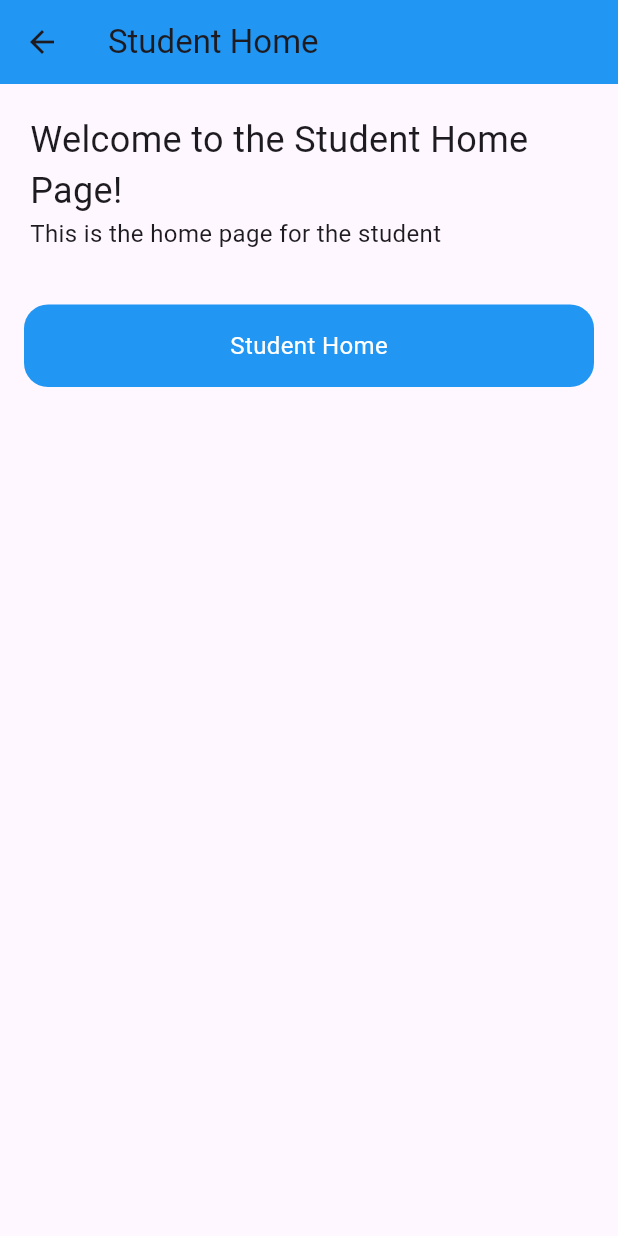
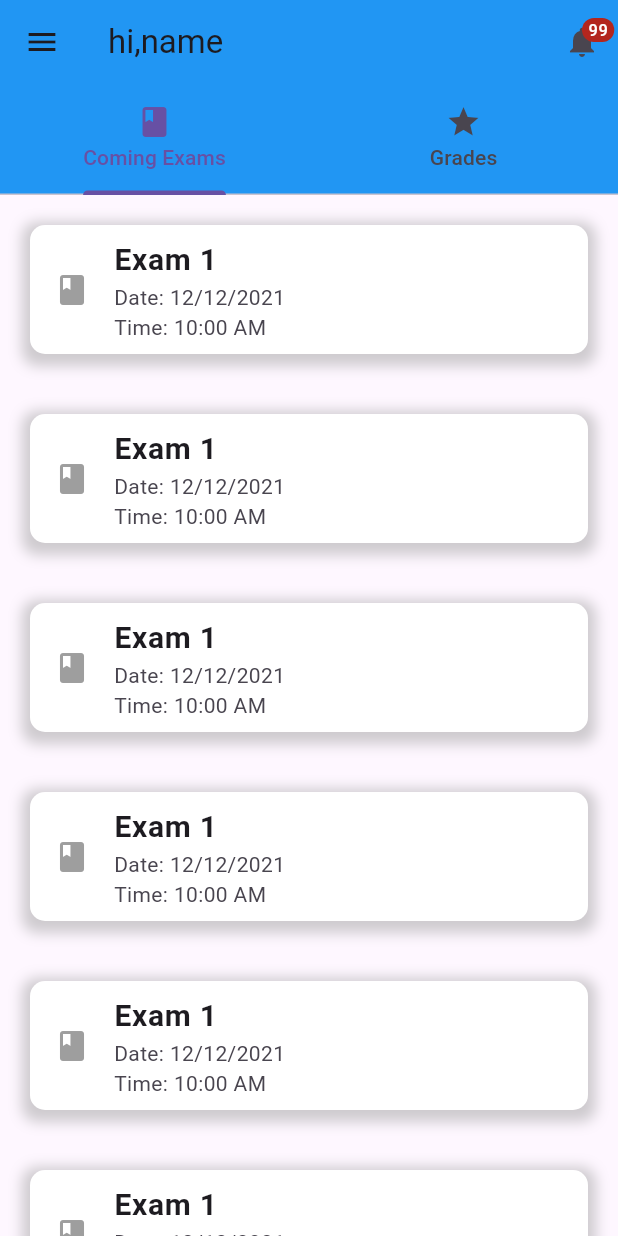
Before and after one commit to MohamedIsa/QuizApp, a Flutter app: the Studenthome screen opened by its route, on a phone screen of 412 x 824 dp. Run offline on Flutter 3.47's test engine with Material 3 defaults, Android fonts, the phone set to English and light mode, and no system bars; our stand-ins replace cloud_firestore, firebase_auth, firebase_core, flutter_spinkit, google_sign_in; accounts and stored records are empty; generated files the repository leaves out were written again.

Commit message:
create example of student home

```diff
--- a/lib/main.dart
+++ b/lib/main.dart
@@ -2,7 +2,7 @@ import 'package:firebase_core/firebase_core.dart';
 import 'package:flutter/material.dart';
 import 'package:project_444/pages/forgotpassword/forgot_v.dart';
 import 'package:project_444/pages/home/home_v.dart';
-import 'package:project_444/pages/studenthome/shome_v.dart';
+import 'package:project_444/pages/studenthome/studenthome.dart';
 import 'package:project_444/utils/loading.dart';
 import 'pages/adminhome/adminhomeV.dart';
 import 'firebase_options.dart';
@@ -25,7 +25,9 @@ void main() async {
       '/signup': (context) => SignUp(),
       '/forgotpassword': (context) => ForgotV(),
       '/completeProfile': (context) => Complete(),
-      '/dashboard': (context) => const Studenthome(),
+      '/dashboard': (context) => Studenthome(
+            name: 'name',
+          ),
       '/admindashboard': (context) => const Adminhome(),
     },
   ));
--- a/lib/pages/studenthome/shome_v.dart
+++ /dev/null
@@ -1,64 +0,0 @@
-import 'package:flutter/material.dart';
-
-class Studenthome extends StatelessWidget {
-  const Studenthome({super.key});
-
-  @override
-  Widget build(BuildContext context) {
-    return Scaffold(
-      appBar: AppBar(
-        title: const Text('Student Home'),
-        backgroundColor: Colors.blue,
-      ),
-      body: SingleChildScrollView(
-        child: Column(
-          children: [
-            Container(
-              padding: const EdgeInsets.all(20),
-              child: const Text.rich(
-                TextSpan(
-                  children: <TextSpan>[
-                    TextSpan(
-                      text: 'Welcome to the Student Home Page!\n',
-                      style: TextStyle(fontSize: 24),
-                    ),
-                    TextSpan(
-                      text: 'This is the home page for the student',
-                      style: TextStyle(fontSize: 16),
-                    ),
-                  ],
-                ),
-              ),
-            ),
-            Container(
-              margin: const EdgeInsets.all(16.0),
-              decoration: BoxDecoration(
-                borderRadius: BorderRadius.circular(16.0),
-                color: Colors.blue,
-              ),
-              child: Material(
-                color: Colors.transparent,
-                child: InkWell(
-                  onTap: () {},
-                  borderRadius: BorderRadius.circular(16.0),
-                  child: Ink(
-                    padding: const EdgeInsets.all(16.0),
-                    child: const Center(
-                      child: Text(
-                        'Student Home',
-                        style: TextStyle(
-                          color: Colors.white,
-                          fontSize: 16,
-                        ),
-                      ),
-                    ),
-                  ),
-                ),
-              ),
-            ),
-          ],
-        ),
-      ),
-    );
-  }
-}
--- /dev/null
+++ b/lib/pages/studenthome/studenthome.dart
@@ -0,0 +1,91 @@
+import 'package:flutter/material.dart';
+import '../../utils/examsview.dart';
+
+import '../../utils/gradeview.dart';
+
+class Studenthome extends StatefulWidget {
+  final String name;
+  Studenthome({required this.name});
+
+  @override
+  _StudenthomeState createState() => _StudenthomeState();
+}
+
+class _StudenthomeState extends State<Studenthome>
+    with SingleTickerProviderStateMixin {
+  late TabController _tabController;
+
+  @override
+  void initState() {
+    super.initState();
+    _tabController = TabController(length: 2, vsync: this);
+  }
+
+  @override
+  void dispose() {
+    _tabController.dispose();
+    super.dispose();
+  }
+
+  @override
+  Widget build(BuildContext context) {
+    return Scaffold(
+      drawer: Drawer(
+        child: ListView(
+          children: [
+            DrawerHeader(
+              decoration: BoxDecoration(
+                color: Colors.blue,
+              ),
+              child: Text(
+                'Menu',
+                style: TextStyle(
+                  color: Colors.white,
+                  fontSize: 24,
+                ),
+              ),
+            ),
+            ListTile(
+              leading: Icon(Icons.home),
+              title: Text('Home'),
+              onTap: () {
+                Navigator.pop(context);
+              },
+            ),
+            ListTile(
+              leading: Icon(Icons.settings),
+              title: Text('Settings'),
+              onTap: () {
+                Navigator.pop(context);
+              },
+            ),
+          ],
+        ),
+      ),
+      appBar: AppBar(
+        title: Text("hi,${widget.name}"),
+        backgroundColor: Colors.blue,
+        actions: [
+          IconButton(
+            icon: Badge.count(child: Icon(Icons.notifications), count: 99),
+            onPressed: () {},
+          ),
+        ],
+        bottom: TabBar(
+          controller: _tabController,
+          tabs: const [
+            Tab(icon: Icon(Icons.book), text: 'Coming Exams'),
+            Tab(icon: Icon(Icons.grade), text: 'Grades'),
+          ],
+        ),
+      ),
+      body: TabBarView(
+        controller: _tabController,
+        children: [
+          Center(child: StudentExam()),
+          Center(child: GradeView()),
+        ],
+      ),
+    );
+  }
+}
--- /dev/null
+++ b/lib/utils/examsview.dart
@@ -0,0 +1,54 @@
+import 'package:flutter/material.dart';
+
+class StudentExam extends StatefulWidget {
+  const StudentExam({super.key});
+
+  @override
+  State<StudentExam> createState() => _StudentExamState();
+}
+
+class _StudentExamState extends State<StudentExam> {
+  bool clicked = false;
+  @override
+  Widget build(BuildContext context) {
+    return ListView.builder(
+      itemCount: 50,
+      itemBuilder: (context, index) {
+        return Container(
+          margin: const EdgeInsets.all(20),
+          decoration: BoxDecoration(
+            color: Colors.white,
+            borderRadius: BorderRadius.circular(10),
+            boxShadow: [
+              BoxShadow(
+                color: Colors.grey.withOpacity(0.5),
+                spreadRadius: 5,
+                blurRadius: 7,
+                offset: const Offset(0, 3),
+              ),
+            ],
+          ),
+          child: ListTile(
+            leading: Icon(
+              Icons.book,
+              color: clicked ? Colors.blue : Colors.grey,
+            ),
+            title: Text(
+              'Exam 1',
+              style: TextStyle(
+                fontWeight: FontWeight.bold,
+                fontSize: 20,
+              ),
+            ),
+            subtitle: Text('Date: 12/12/2021\nTime: 10:00 AM'),
+            onTap: () {
+              setState(() {
+                clicked = !clicked;
+              });
+            },
+          ),
+        );
+      },
+    );
+  }
+}
```
Also changed, not shown: lib/utils/gradeview.dart (added, +45 -0 lines), lib/pages/studenthome/shome_vm.dart (deleted).
